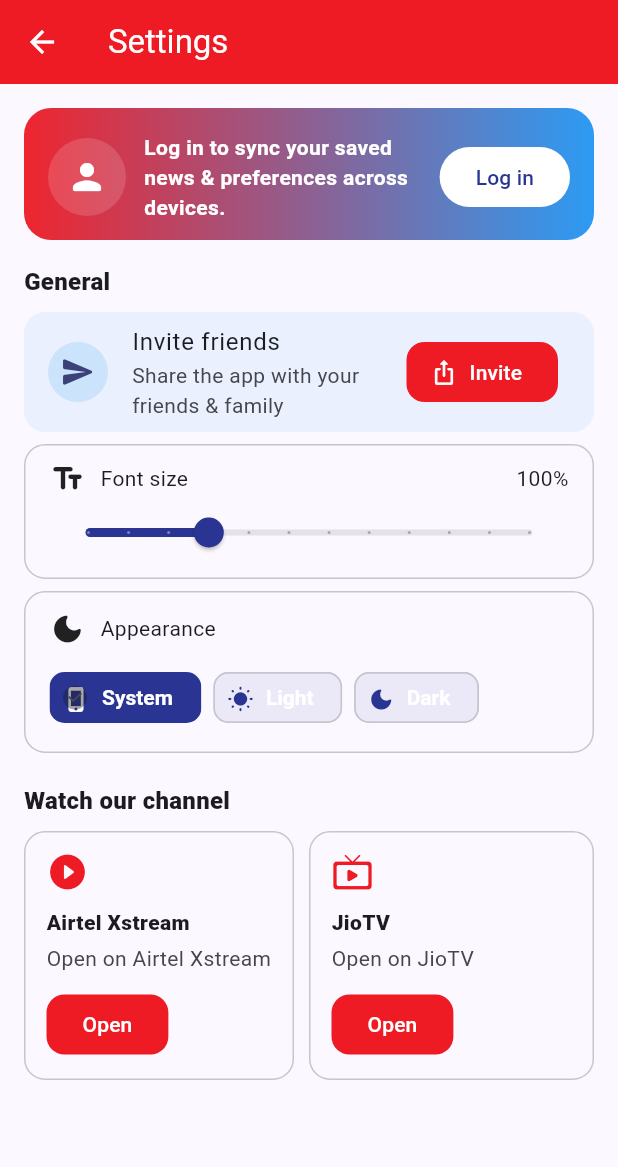
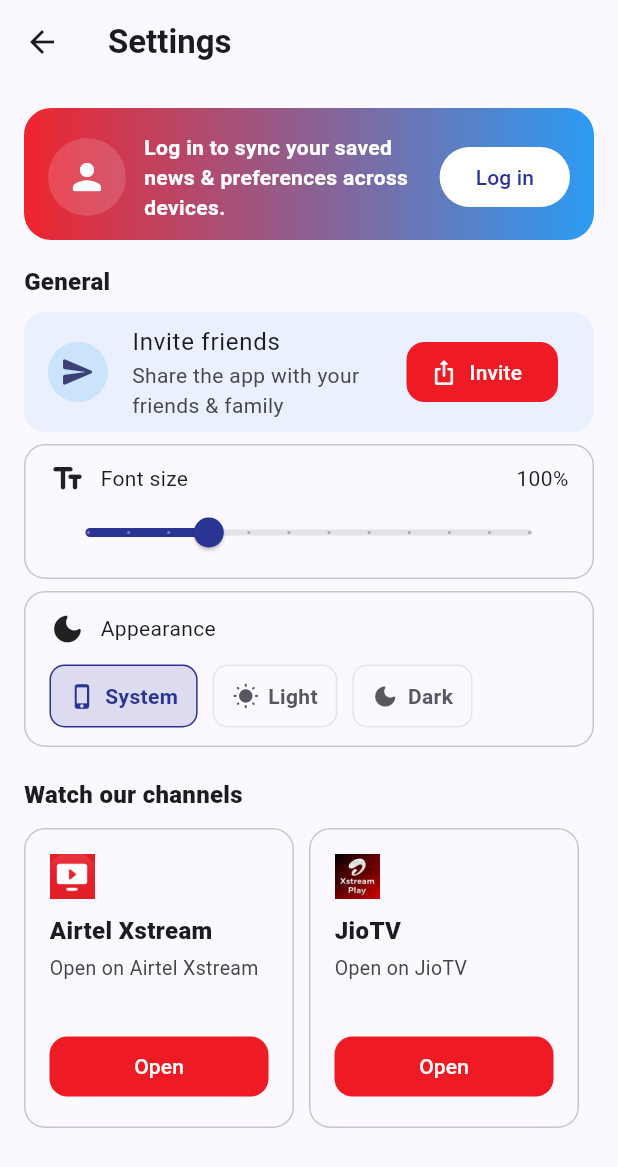
Before and after one commit to CLemToz/ab-news, a Flutter app: the SettingsScreen screen opened directly, on a phone screen of 412 x 824 dp. Shown: the top 1167 px of the screen. Run offline on Flutter 3.47's test engine with Material 3 defaults, Android fonts, the phone set to English and light mode, and no system bars; our stand-ins replace cached_network_image, flutter_widget_from_html_core, font_awesome_flutter, share_plus, shared_preferences, video_player; missing offline and left inert: fwfh_cached_network_image, fwfh_chewie, fwfh_svg; accounts and stored records are empty; network calls fail.

Commit message:
Video section is completed.

```diff
--- a/lib/features/settings/settings_screen.dart
+++ b/lib/features/settings/settings_screen.dart
@@ -1,15 +1,14 @@
 import 'package:flutter/material.dart';
 import 'package:share_plus/share_plus.dart';
 import 'package:url_launcher/url_launcher.dart';
-
 import '../../theme/brand.dart';
 import '../../services/app_settings.dart';
 
 class SettingsScreen extends StatelessWidget {
   const SettingsScreen({super.key});
 
-  Color get _red => Brand.red;                // your theme red
-  Color get _blue => Colors.blue;             // theme blue (use your Brand.blue if you have it)
+  Color get _red => Brand.red;
+  Color get _blue => Colors.blue;
 
   @override
   Widget build(BuildContext context) {
@@ -17,48 +16,28 @@ class SettingsScreen extends StatelessWidget {
 
     return Scaffold(
       appBar: AppBar(
-        backgroundColor: _red,
-        foregroundColor: Colors.white,
-        title: const Text('Settings'),
+        backgroundColor: cs.surface,
+        foregroundColor: cs.onSurface,
+        elevation: 0,
+        title: const Text('Settings',
+            style: TextStyle(fontWeight: FontWeight.w700)),
       ),
       body: ListView(
         padding: const EdgeInsets.fromLTRB(16, 16, 16, 28),
         children: [
           _LoginCard(accentRed: _red, accentBlue: _blue),
-
           const SizedBox(height: 16),
           _SectionTitle('General'),
-
           const SizedBox(height: 8),
           _InviteTile(accent: _blue),
-
           const SizedBox(height: 8),
-          const _FontSizeTile(),   // global font size
-
+          const _FontSizeTile(),
           const SizedBox(height: 8),
-          const _ThemeModeTile(),  // nicer light/dark toggle
-
+          const _ThemeModeTile(),
           const SizedBox(height: 20),
-          _SectionTitle('Watch our channel'),
-
-          const SizedBox(height: 8),
-          _ChannelButtons(
-            red: _red,
-            items: const [
-              _ChannelLink(
-                name: 'Airtel Xstream',
-                subtitle: 'Open on Airtel Xstream',
-                url: 'https://open.airtelxstream.in/o8OEPcoYxXb',
-                icon: Icons.play_circle_fill_rounded,
-              ),
-              _ChannelLink(
-                name: 'JioTV',
-                subtitle: 'Open on JioTV',
-                url: 'https://l.tv.jio/fc6dc245',
-                icon: Icons.live_tv_rounded,
-              ),
-            ],
-          ),
+          _SectionTitle('Watch our channels'),
+          const SizedBox(height: 10),
+          const _ChannelButtons(), // new logo cards
         ],
       ),
     );
@@ -70,15 +49,13 @@ class _SectionTitle extends StatelessWidget {
   const _SectionTitle(this.text);
 
   @override
-  Widget build(BuildContext context) {
-    return Text(
+  Widget build(BuildContext context) => Text(
     text,
-      style: Theme.of(context).textTheme.titleMedium?.copyWith(
-        fontWeight: FontWeight.w800,
-        letterSpacing: .2,
-      ),
+    style: Theme.of(context)
+        .textTheme
+        .titleMedium
+        ?.copyWith(fontWeight: FontWeight.w800, letterSpacing: .2),
   );
-  }
 }
 
 class _LoginCard extends StatelessWidget {
@@ -89,7 +66,6 @@ class _LoginCard extends StatelessWidget {
   @override
   Widget build(BuildContext context) {
     final cs = Theme.of(context).colorScheme;
-
     return Container(
       decoration: BoxDecoration(
         gradient: LinearGradient(
@@ -108,13 +84,15 @@ class _LoginCard extends StatelessWidget {
               shape: BoxShape.circle,
             ),
             padding: const EdgeInsets.all(12),
-            child: const Icon(Icons.person_rounded, color: Colors.white, size: 28),
+            child: const Icon(Icons.person_rounded,
+                color: Colors.white, size: 28),
           ),
           const SizedBox(width: 12),
           Expanded(
             child: Text(
               'Log in to sync your saved news & preferences across devices.',
-              style: const TextStyle(color: Colors.white, fontWeight: FontWeight.w600),
+              style:
+              const TextStyle(color: Colors.white, fontWeight: FontWeight.w600),
             ),
           ),
           const SizedBox(width: 12),
@@ -124,12 +102,9 @@ class _LoginCard extends StatelessWidget {
               foregroundColor: cs.primary,
               shape: const StadiumBorder(),
             ),
-            onPressed: () {
-              // TODO: hook your auth flow here later
-              ScaffoldMessenger.of(context).showSnackBar(
+            onPressed: () => ScaffoldMessenger.of(context).showSnackBar(
               const SnackBar(content: Text('Login coming soon')),
-              );
-            },
+            ),
             child: const Text('Log in'),
           ),
         ],
@@ -143,9 +118,9 @@ class _InviteTile extends StatelessWidget {
   const _InviteTile({required this.accent});
 
   @override
-  Widget build(BuildContext context) {
-    return ListTile(
-      shape: RoundedRectangleBorder(borderRadius: BorderRadius.circular(14)),
+  Widget build(BuildContext context) => ListTile(
+    shape:
+    RoundedRectangleBorder(borderRadius: BorderRadius.circular(14)),
     tileColor: accent.withOpacity(.08),
     leading: CircleAvatar(
       backgroundColor: accent.withOpacity(.15),
@@ -154,20 +129,16 @@ class _InviteTile extends StatelessWidget {
     title: const Text('Invite friends'),
     subtitle: const Text('Share the app with your friends & family'),
     trailing: FilledButton.tonalIcon(
-        onPressed: () {
-          Share.share(
+      onPressed: () => Share.share(
           'Hey! Check out DA News Plus app — fast local news & reels.\n'
-                'Download: https://example.com/app', // replace with your link
-          );
-        },
+              'Download: https://example.com/app'),
       icon: const Icon(Icons.ios_share_rounded),
       label: const Text('Invite'),
     ),
   );
 }
-}
 
-/// Global font-size control (persists & updates app via AppSettings)
+/// Global font-size control
 class _FontSizeTile extends StatefulWidget {
   const _FontSizeTile();
 
@@ -214,7 +185,7 @@ class _FontSizeTileState extends State<_FontSizeTile> {
   }
 }
 
-/// Pretty theme toggle (System / Light / Dark)
+/// Pretty theme toggle without tick marks
 class _ThemeModeTile extends StatefulWidget {
   const _ThemeModeTile();
 
@@ -227,16 +198,32 @@ class _ThemeModeTileState extends State<_ThemeModeTile> {
 
   Widget _chip(String label, IconData icon, ThemeMode mode, ColorScheme cs) {
     final selected = _mode == mode;
-    return ChoiceChip(
-      selected: selected,
-      labelPadding: const EdgeInsets.symmetric(horizontal: 10),
-      avatar: Icon(icon, size: 18, color: selected ? Colors.white : cs.primary),
-      label: Text(label),
-      selectedColor: cs.primary,
-      onSelected: (_) {
+    final bg = selected ? cs.primary.withOpacity(0.15) : cs.surface;
+    final borderColor =
+    selected ? cs.primary : cs.outlineVariant.withOpacity(0.4);
+    final textColor =
+    selected ? cs.primary : cs.onSurfaceVariant.withOpacity(0.9);
+
+    return GestureDetector(
+      onTap: () {
         setState(() => _mode = mode);
         AppSettings.I.setThemeMode(mode);
       },
+      child: Container(
+        padding: const EdgeInsets.symmetric(horizontal: 12, vertical: 10),
+        decoration: BoxDecoration(
+          color: bg,
+          border: Border.all(color: borderColor),
+          borderRadius: BorderRadius.circular(10),
+        ),
+        child: Row(mainAxisSize: MainAxisSize.min, children: [
+          Icon(icon, size: 18, color: textColor),
+          const SizedBox(width: 6),
+          Text(label,
+              style:
+              TextStyle(color: textColor, fontWeight: FontWeight.w600)),
+        ]),
+      ),
     );
   }
 
@@ -258,14 +245,15 @@ class _ThemeModeTileState extends State<_ThemeModeTile> {
             SizedBox(width: 10),
             Text('Appearance'),
           ]),
-          const SizedBox(height: 10),
+          const SizedBox(height: 12),
           Wrap(
-            spacing: 8,
-            runSpacing: 8,
+            spacing: 10,
+            runSpacing: 10,
             children: [
-              _chip('System', Icons.phone_iphone_rounded, ThemeMode.system, cs),
-              _chip('Light',  Icons.wb_sunny_rounded,   ThemeMode.light,  cs),
-              _chip('Dark',   Icons.dark_mode_rounded,  ThemeMode.dark,   cs),
+              _chip('System', Icons.phone_iphone_rounded,
+                  ThemeMode.system, cs),
+              _chip('Light', Icons.wb_sunny_rounded, ThemeMode.light, cs),
+              _chip('Dark', Icons.dark_mode_rounded, ThemeMode.dark, cs),
             ],
           ),
         ],
@@ -274,23 +262,9 @@ class _ThemeModeTileState extends State<_ThemeModeTile> {
   }
 }
 
-class _ChannelLink {
-  final String name;
-  final String subtitle;
-  final String url;
-  final IconData icon;
-  const _ChannelLink({
-    required this.name,
-    required this.subtitle,
-    required this.url,
-    required this.icon,
-  });
-}
-
+/// Airtel & Jio cards with real logos
 class _ChannelButtons extends StatelessWidget {
-  final List<_ChannelLink> items;
-  final Color red;
-  const _ChannelButtons({required this.items, required this.red});
+  const _ChannelButtons();
 
   Future<void> _open(String url, BuildContext context) async {
     final uri = Uri.parse(url);
@@ -299,43 +273,64 @@ class _ChannelButtons extends StatelessWidget {
       if (!ok) throw 'failed';
     } catch (_) {
       ScaffoldMessenger.of(context).showSnackBar(
-        const SnackBar(content: Text('Unable to open link')),
-      );
+          const SnackBar(content: Text('Unable to open link')));
     }
   }
 
   @override
   Widget build(BuildContext context) {
     final cs = Theme.of(context).colorScheme;
-    return Row(
-      children: items.map((e) {
+    final red = Brand.red;
+
+    Widget card(String asset, String title, String subtitle, String url) {
       return Expanded(
         child: Container(
-            margin: const EdgeInsets.only(right: 10).copyWith(right: e == items.last ? 0 : 10),
+          height: 200,
           decoration: BoxDecoration(
             color: cs.surface,
+            border: Border.all(color: cs.outlineVariant),
             borderRadius: BorderRadius.circular(14),
-              border: Border.all(color: cs.outlineVariant),
           ),
-            padding: const EdgeInsets.fromLTRB(14, 12, 14, 12),
+          padding: const EdgeInsets.all(16),
+          margin: const EdgeInsets.only(right: 10),
           child: Column(
             crossAxisAlignment: CrossAxisAlignment.start,
             children: [
-                Icon(e.icon, size: 28, color: red),
+              Image.asset(asset, height: 30, fit: BoxFit.contain),
               const SizedBox(height: 10),
-                Text(e.name, style: const TextStyle(fontWeight: FontWeight.w800)),
+              Text(title,
+                  style: const TextStyle(
+                      fontWeight: FontWeight.w800, fontSize: 16)),
               const SizedBox(height: 4),
-                Text(e.subtitle, style: TextStyle(color: cs.onSurfaceVariant)),
-                const SizedBox(height: 10),
-                FilledButton.tonal(
-                  onPressed: () => _open(e.url, context),
+              Text(subtitle,
+                  style: TextStyle(color: cs.onSurfaceVariant, fontSize: 13)),
+              const Spacer(),
+              SizedBox(
+                width: double.infinity,
+                child: FilledButton(
+                  style: FilledButton.styleFrom(
+                    backgroundColor: red,
+                    foregroundColor: Colors.white,
+                  ),
+                  onPressed: () => _open(url, context),
                   child: const Text('Open'),
+                ),
               ),
             ],
           ),
         ),
       );
-      }).toList(),
+    }
+
+    return Row(
+      crossAxisAlignment: CrossAxisAlignment.start,
+      children: [
+        card('assets/brands/airtel_xstream.png', 'Airtel Xstream',
+            'Open on Airtel Xstream',
+            'https://open.airtelxstream.in/o8OEPcoYxXb'),
+        card('assets/brands/jiotv.png', 'JioTV', 'Open on JioTV',
+            'https://l.tv.jio/fc6dc245'),
+      ],
     );
   }
 }
```
Also changed, not shown: lib/features/category_news/wp_article_screen.dart (+85 -39 lines), lib/features/home/home_screen.dart (+82 -7 lines), lib/features/reels/reels_screen.dart (+30 -9 lines), lib/models/wp_reel.dart (+20 -2 lines), lib/services/wp_reels_api.dart (+39 -6 lines), assets/brands/airtel_xstream.png, assets/brands/jiotv.png. Lines whose indentation alone changed are shown as unchanged.
